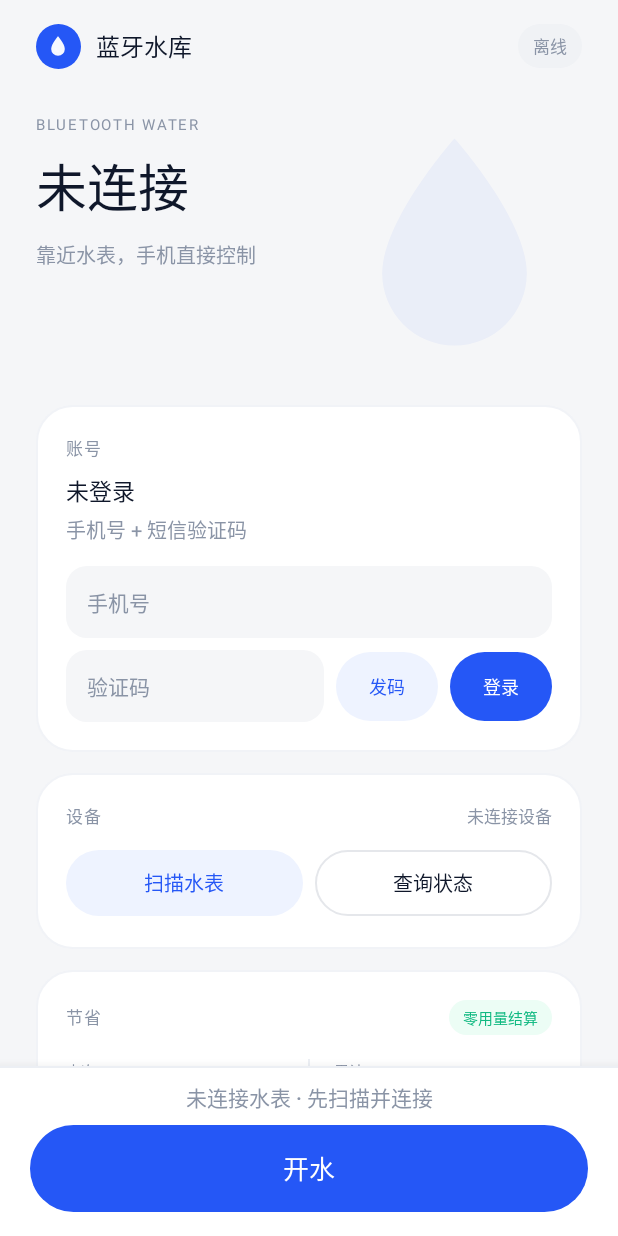
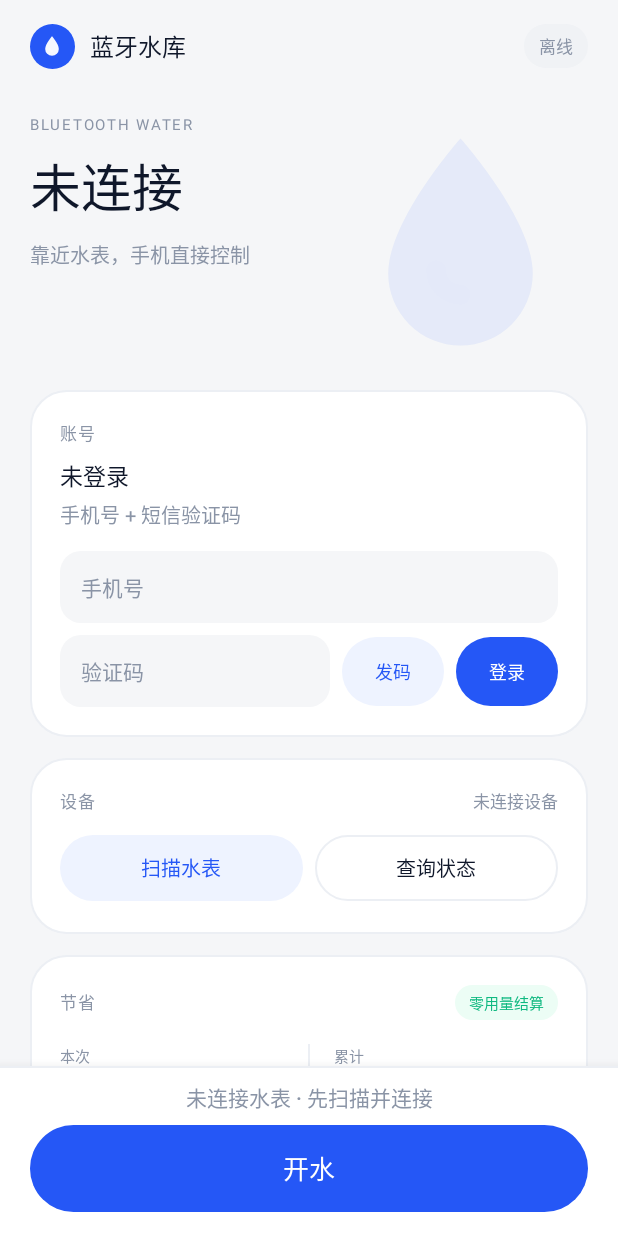
Before and after one commit to lc655254/water-valve-ble, an Android app: the screen it shows after launch (MainActivity), after a tap on "先看看（不能开水）", on a phone screen of 412 x 824 dp. Run offline under Robolectric (Android 15) with nearby library versions, the light colour scheme and no system bars; network calls fail; 3 other taps on this screen came first.

Commit message:
feat(android): 深色模式跟随系统 + UI 细节统一（0.7.9）
- values-night 覆盖语义色，drawable 里写死的描边/底色改成语义色，深色下自动跟随
- 状态栏/导航栏图标按 uiMode 反色
- 卡片间距统一（账号卡 24dp→14dp）、日志标题对齐其他卡片小标签
- 公告/同步宿舍名入口改胶囊按钮，没公告时整行收起
- 最近记录左右两列：时间·用量·时长 / 省 ¥x.xx 右对齐
- 扫描空结果可点开排查方法
- versionCode 28 / versionName 0.7.9

```diff
--- a/android/app/build.gradle
+++ b/android/app/build.gradle
@@ -10,8 +10,8 @@ android {
         applicationId "com.yg.watervalve"
         minSdk 26
         targetSdk 35
-        versionCode 27
-        versionName "0.7.8"
+        versionCode 28
+        versionName "0.7.9"
     }
 
     buildTypes {
--- a/android/app/src/main/java/com/yg/watervalve/MainActivity.java
+++ b/android/app/src/main/java/com/yg/watervalve/MainActivity.java
@@ -13,6 +13,7 @@ import android.content.ClipboardManager;
 import android.content.Context;
 import android.content.Intent;
 import android.content.pm.PackageManager;
+import android.content.res.Configuration;
 import android.graphics.Color;
 import android.graphics.drawable.ColorDrawable;
 import android.net.Uri;
@@ -23,6 +24,7 @@ import android.os.Looper;
 import android.text.Editable;
 import android.text.InputType;
 import android.text.TextWatcher;
+import android.text.TextUtils;
 import android.view.Gravity;
 import android.view.HapticFeedbackConstants;
 import android.view.MotionEvent;
@@ -61,7 +63,7 @@ public class MainActivity extends Activity implements ValveManager.Listener {
     private TextView btnXiaolian;
     private TextView btnNotice;
     private Announcement.Info currentNotice;
-    private LinearLayout deviceList, header, bottomBar, loginFields, logBody, statHistory;
+    private LinearLayout deviceList, header, bottomBar, loginFields, logBody, statHistory, accountActions;
     private ScrollView logScroll;
     private View statusBarScrim, root;
     private ScrollView scroll;
@@ -124,6 +126,7 @@ public class MainActivity extends Activity implements ValveManager.Listener {
         btnNotice = findViewById(R.id.btnNotice);
         deviceList = findViewById(R.id.deviceList);
         statHistory = findViewById(R.id.statHistory);
+        accountActions = findViewById(R.id.accountActions);
         header = findViewById(R.id.header);
         bottomBar = findViewById(R.id.bottomBar);
         statusBarScrim = findViewById(R.id.statusBarScrim);
@@ -455,10 +458,12 @@ public class MainActivity extends Activity implements ValveManager.Listener {
             if (info == null) {
                 currentNotice = null;
                 btnNotice.setVisibility(View.GONE);
+                if (accountActions != null) accountActions.setVisibility(View.GONE);
                 return;
             }
             currentNotice = info;
             btnNotice.setVisibility(View.VISIBLE);
+            if (accountActions != null) accountActions.setVisibility(View.VISIBLE);
             if (info.once && Announcement.seen(this, info.id)) return;
             showAnnouncementDialog(info);
         });
@@ -790,11 +795,16 @@ public class MainActivity extends Activity implements ValveManager.Listener {
         Window w = getWindow();
         w.setStatusBarColor(Color.TRANSPARENT);
         w.setNavigationBarColor(getColor(R.color.bg));
-        w.getDecorView().setSystemUiVisibility(
-                View.SYSTEM_UI_FLAG_LAYOUT_STABLE
-                        | View.SYSTEM_UI_FLAG_LAYOUT_FULLSCREEN
-                        | View.SYSTEM_UI_FLAG_LIGHT_STATUS_BAR
-                        | View.SYSTEM_UI_FLAG_LIGHT_NAVIGATION_BAR);
+        // 深色模式下状态栏/导航栏图标要变白，否则黑图标压在深色背景上看不见
+        boolean night = (getResources().getConfiguration().uiMode
+                & Configuration.UI_MODE_NIGHT_MASK) == Configuration.UI_MODE_NIGHT_YES;
+        int flags = View.SYSTEM_UI_FLAG_LAYOUT_STABLE
+                | View.SYSTEM_UI_FLAG_LAYOUT_FULLSCREEN;
+        if (!night) {
+            flags |= View.SYSTEM_UI_FLAG_LIGHT_STATUS_BAR
+                    | View.SYSTEM_UI_FLAG_LIGHT_NAVIGATION_BAR;
+        }
+        w.getDecorView().setSystemUiVisibility(flags);
 
         final int headerTop = header.getPaddingTop();
         final int bottomPad = bottomBar.getPaddingBottom();
@@ -1212,21 +1222,38 @@ public class MainActivity extends Activity implements ValveManager.Listener {
         head.setText("最近记录");
         head.setTextSize(10);
         head.setTextColor(getColor(R.color.muted));
-        head.setPadding(0, 0, 0, dp(4));
+        head.setPadding(0, 0, 0, dp(2));
         statHistory.addView(head);
         SimpleDateFormat f = new SimpleDateFormat("MM-dd HH:mm", Locale.CHINA);
         for (int i = arr.length() - 1; i >= 0; i--) {
             org.json.JSONObject r = arr.optJSONObject(i);
             if (r == null) continue;
             String when = f.format(new Date(r.optLong("ts", 0)));
-            TextView row = new TextView(this);
-            row.setText(String.format(Locale.CHINA, "%s · %s%.2f L · %d 秒 · 省 ¥%.3f",
+            // 左：时间 + 用量 + 时长；右：省下的钱（右对齐，方便扫一眼对比）
+            LinearLayout row = new LinearLayout(this);
+            row.setOrientation(LinearLayout.HORIZONTAL);
+            row.setGravity(Gravity.CENTER_VERTICAL);
+            row.setPadding(0, dp(4), 0, dp(4));
+            TextView left = new TextView(this);
+            left.setText(String.format(Locale.CHINA, "%s · %s%.1f L · %d 秒",
                     when, r.optBoolean("estimated", false) ? "约 " : "",
-                    r.optDouble("liters", 0), r.optInt("seconds", 0),
-                    r.optDouble("saved", 0)));
-            row.setTextSize(11.5f);
-            row.setTextColor(getColor(R.color.ink));
-            row.setPadding(0, dp(3), 0, dp(3));
+                    r.optDouble("liters", 0), r.optInt("seconds", 0)));
+            left.setTextSize(11.5f);
+            left.setTextColor(getColor(R.color.ink));
+            left.setSingleLine(true);
+            left.setEllipsize(TextUtils.TruncateAt.END);
+            row.addView(left, new LinearLayout.LayoutParams(
+                    0, LinearLayout.LayoutParams.WRAP_CONTENT, 1f));
+            TextView right = new TextView(this);
+            right.setText(String.format(Locale.CHINA, "省 ¥%.2f", r.optDouble("saved", 0)));
+            right.setTextSize(11.5f);
+            right.setTextColor(getColor(R.color.success));
+            right.setSingleLine(true);
+            LinearLayout.LayoutParams rlp = new LinearLayout.LayoutParams(
+                    LinearLayout.LayoutParams.WRAP_CONTENT,
+                    LinearLayout.LayoutParams.WRAP_CONTENT);
+            rlp.leftMargin = dp(10);
+            row.addView(right, rlp);
             statHistory.addView(row);
         }
     }
@@ -1432,10 +1459,14 @@ public class MainActivity extends Activity implements ValveManager.Listener {
         }
         if (devices.isEmpty()) {
             TextView tv = new TextView(this);
-            tv.setText("没有扫描到水表，靠近水表再试");
+            tv.setText("没有扫描到水表，靠近水表再试 · 点这里看排查方法");
             tv.setTextSize(12);
             tv.setTextColor(getColor(R.color.muted));
             tv.setPadding(dp(8), dp(10), dp(8), dp(6));
+            tv.setOnClickListener(v -> {
+                tap(v);
+                showTroubleshoot();
+            });
             deviceList.addView(tv);
         }
     }
--- a/android/app/src/main/res/drawable/bg_button_ghost.xml
+++ b/android/app/src/main/res/drawable/bg_button_ghost.xml
@@ -4,7 +4,7 @@
     <item>
         <shape>
             <solid android:color="@android:color/transparent" />
-            <stroke android:width="1dp" android:color="#E5E7EB" />
+            <stroke android:width="1dp" android:color="@color/outline" />
             <corners android:radius="999dp" />
         </shape>
     </item>
--- a/android/app/src/main/res/drawable/bg_card.xml
+++ b/android/app/src/main/res/drawable/bg_card.xml
@@ -1,6 +1,6 @@
 <?xml version="1.0" encoding="utf-8"?>
 <shape xmlns:android="http://schemas.android.com/apk/res/android">
     <solid android:color="@color/card" />
-    <stroke android:width="1dp" android:color="#F1F3F7" />
+    <stroke android:width="1dp" android:color="@color/outline" />
     <corners android:radius="24dp" />
 </shape>
--- a/android/app/src/main/res/drawable/bg_chip_light.xml
+++ b/android/app/src/main/res/drawable/bg_chip_light.xml
@@ -1,5 +1,5 @@
 <?xml version="1.0" encoding="utf-8"?>
 <shape xmlns:android="http://schemas.android.com/apk/res/android">
-    <solid android:color="#F0F2F5" />
+    <solid android:color="@color/white_12" />
     <corners android:radius="999dp" />
 </shape>
--- a/android/app/src/main/res/drawable/bg_device_item.xml
+++ b/android/app/src/main/res/drawable/bg_device_item.xml
@@ -1,5 +1,5 @@
 <?xml version="1.0" encoding="utf-8"?>
 <shape xmlns:android="http://schemas.android.com/apk/res/android">
-    <solid android:color="#F8F9FB" />
+    <solid android:color="@color/input" />
     <corners android:radius="16dp" />
 </shape>
--- a/android/app/src/main/res/drawable/bg_device_item_bound.xml
+++ b/android/app/src/main/res/drawable/bg_device_item_bound.xml
@@ -1,6 +1,6 @@
 <?xml version="1.0" encoding="utf-8"?>
 <shape xmlns:android="http://schemas.android.com/apk/res/android">
     <solid android:color="@color/accent_soft" />
-    <stroke android:width="1dp" android:color="#C9DCFF" />
+    <stroke android:width="1dp" android:color="@color/bound_line" />
     <corners android:radius="16dp" />
 </shape>
--- a/android/app/src/main/res/drawable/bg_stat.xml
+++ b/android/app/src/main/res/drawable/bg_stat.xml
@@ -1,5 +1,5 @@
 <?xml version="1.0" encoding="utf-8"?>
 <shape xmlns:android="http://schemas.android.com/apk/res/android">
-    <solid android:color="#EAF4FF" />
+    <solid android:color="@color/accent_soft" />
     <corners android:radius="16dp" />
 </shape>
--- a/android/app/src/main/res/layout/activity_main.xml
+++ b/android/app/src/main/res/layout/activity_main.xml
@@ -20,9 +20,9 @@
             android:layout_width="match_parent"
             android:layout_height="wrap_content"
             android:orientation="vertical"
-            android:paddingStart="24dp"
+            android:paddingStart="20dp"
             android:paddingTop="16dp"
-            android:paddingEnd="24dp"
+            android:paddingEnd="20dp"
             android:paddingBottom="24dp">
 
             <LinearLayout
@@ -79,7 +79,7 @@
                     android:layout_width="170dp"
                     android:layout_height="170dp"
                     android:layout_gravity="end|top"
-                    android:alpha="0.06"
+                    android:alpha="0.09"
                     android:contentDescription="水滴装饰"
                     android:src="@drawable/ic_drop"
                     android:tint="@color/primary" />
@@ -125,7 +125,7 @@
                 android:id="@+id/accountCard"
                 android:layout_width="match_parent"
                 android:layout_height="wrap_content"
-                android:layout_marginTop="24dp"
+                android:layout_marginTop="14dp"
                 android:background="@drawable/bg_card"
                 android:orientation="vertical"
                 android:padding="20dp">
@@ -175,12 +175,22 @@
                     android:textColor="@color/primary"
                     android:textSize="13sp" />
 
+                <LinearLayout
+                    android:id="@+id/accountActions"
+                    android:layout_width="match_parent"
+                    android:layout_height="wrap_content"
+                    android:layout_marginTop="12dp"
+                    android:orientation="horizontal"
+                    android:visibility="gone">
+
                     <TextView
                         android:id="@+id/btnXiaolian"
                         android:layout_width="wrap_content"
-                    android:layout_height="32dp"
-                    android:layout_marginTop="6dp"
+                        android:layout_height="34dp"
+                        android:background="@drawable/bg_button_ghost"
                         android:gravity="center"
+                        android:paddingStart="14dp"
+                        android:paddingEnd="14dp"
                         android:text="同步官方宿舍名"
                         android:textColor="@color/primary"
                         android:textSize="11sp" />
@@ -188,13 +198,17 @@
                     <TextView
                         android:id="@+id/btnNotice"
                         android:layout_width="wrap_content"
-                    android:layout_height="32dp"
-                    android:layout_marginTop="2dp"
+                        android:layout_height="34dp"
+                        android:layout_marginStart="8dp"
+                        android:background="@drawable/bg_button_tonal"
                         android:gravity="center"
+                        android:paddingStart="14dp"
+                        android:paddingEnd="14dp"
                         android:text="查看公告"
                         android:textColor="@color/primary"
                         android:textSize="11sp"
                         android:visibility="gone" />
+                </LinearLayout>
 
                 <LinearLayout
                     android:id="@+id/loginFields"
@@ -497,8 +511,8 @@
                         android:layout_weight="1"
                         android:letterSpacing="0.08"
                         android:text="运行日志"
-                        android:textColor="@color/ink"
-                        android:textSize="12sp" />
+                        android:textColor="@color/muted"
+                        android:textSize="11sp" />
 
                     <TextView
                         android:id="@+id/btnToggleLog"
--- /dev/null
+++ b/android/app/src/main/res/values-night/colors.xml
@@ -0,0 +1,27 @@
+<?xml version="1.0" encoding="utf-8"?>
+<resources>
+    <!-- 深色模式（跟随系统）：只覆盖语义色，drawable 自动跟随 -->
+    <color name="bg">#0B0F17</color>
+    <color name="card">#151B26</color>
+    <color name="ink">#E9EEF7</color>
+    <color name="muted">#8D97A8</color>
+    <color name="primary">#4C7DFF</color>
+    <color name="primary_dark">#3A66E0</color>
+    <color name="aqua">#5B9BFF</color>
+    <color name="success">#34D399</color>
+    <color name="danger">#F87171</color>
+    <color name="outline">#232B3A</color>
+    <color name="line">#232B3A</color>
+    <color name="input">#1A2130</color>
+    <color name="log_bg">#0E131C</color>
+    <color name="log_text">#9AA8BC</color>
+    <color name="header_dark">#0B0F17</color>
+    <color name="white_70">#A9B2C0</color>
+    <color name="white_40">#6B7688</color>
+    <color name="white_12">#1E2635</color>
+    <color name="amber">#FBBF24</color>
+    <color name="green_light">#34D399</color>
+    <color name="badge_green_bg">#10291F</color>
+    <color name="accent_soft">#16203A</color>
+    <color name="bound_line">#2E4A7A</color>
+</resources>
--- /dev/null
+++ b/android/app/src/main/res/values-night/styles.xml
@@ -0,0 +1,13 @@
+<?xml version="1.0" encoding="utf-8"?>
+<resources>
+    <style name="AppTheme" parent="@android:style/Theme.Material.NoActionBar">
+        <item name="android:fontFamily">sans</item>
+        <item name="android:windowBackground">@color/bg</item>
+        <item name="android:colorAccent">@color/primary</item>
+        <item name="android:statusBarColor">@android:color/transparent</item>
+        <item name="android:navigationBarColor">@color/bg</item>
+        <item name="android:windowLightStatusBar">false</item>
+        <item name="android:windowActionModeOverlay">true</item>
+        <item name="android:windowNoTitle">true</item>
+    </style>
+</resources>
--- a/android/app/src/main/res/values/colors.xml
+++ b/android/app/src/main/res/values/colors.xml
@@ -22,4 +22,5 @@
     <color name="green_light">#10B981</color>
     <color name="badge_green_bg">#ECFDF5</color>
     <color name="accent_soft">#EEF3FF</color>
+    <color name="bound_line">#C9DCFF</color>
 </resources>
```
Lines whose indentation alone changed are shown as unchanged.
